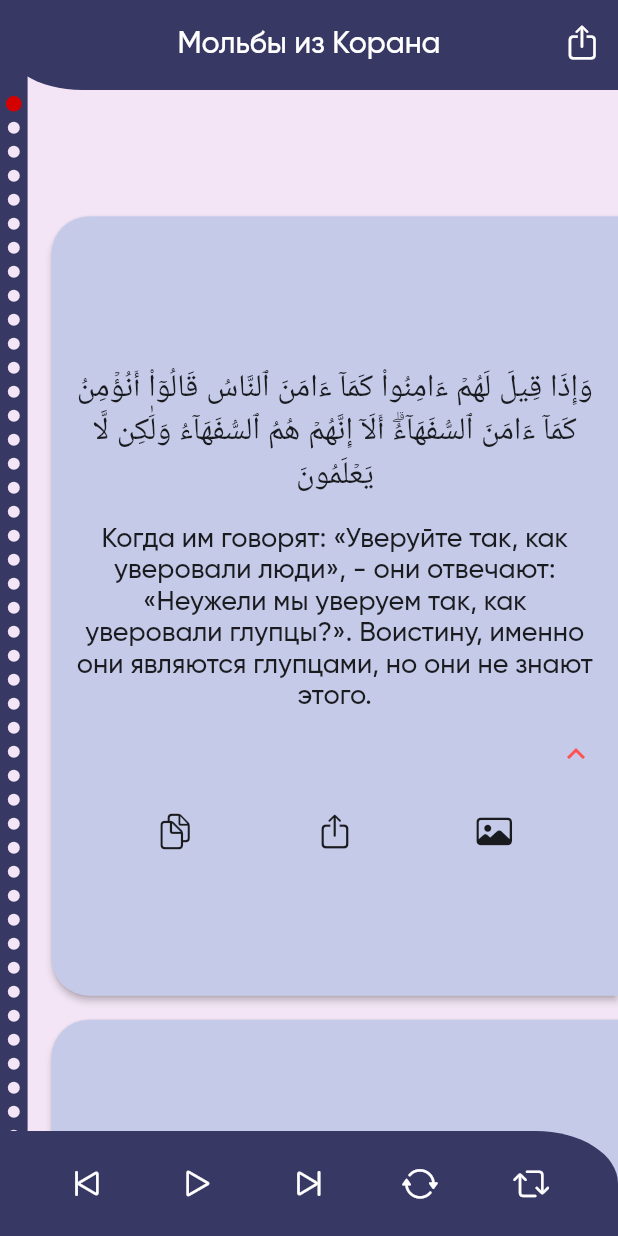
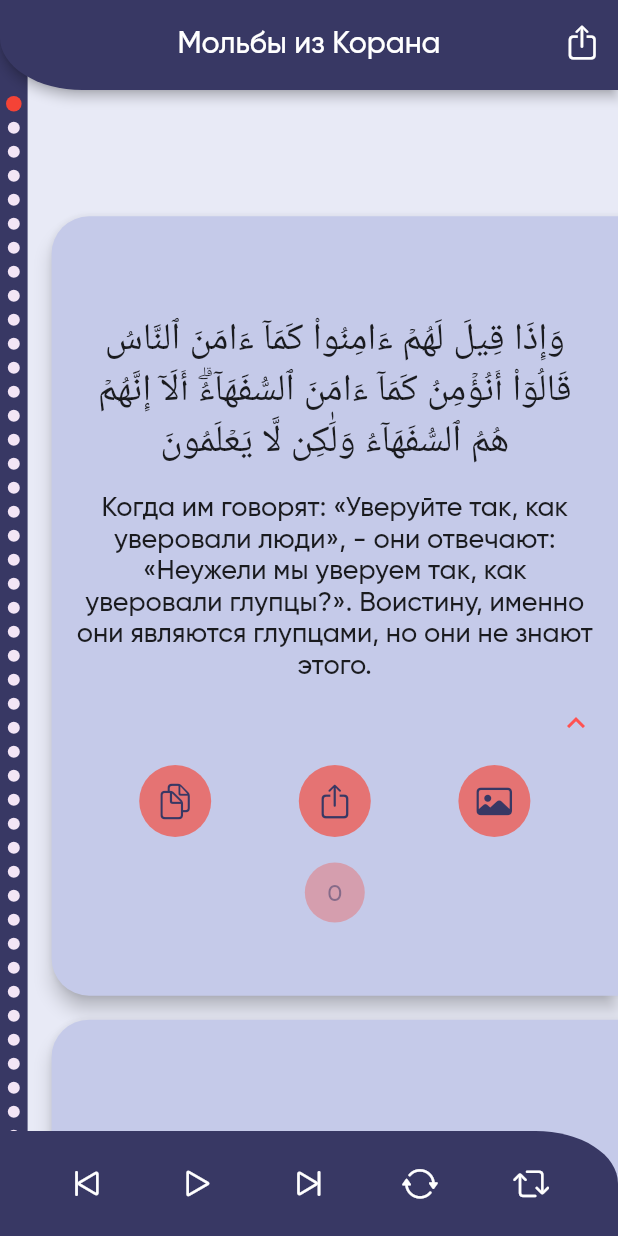
Before and after one commit to JMApps/supplications_from_quran, a Flutter app: the screen it shows after launch, after a tap on the "expand more" icon, on a phone screen of 412 x 824 dp. Run offline on Flutter 3.47's test engine with Material 2 defaults, Android fonts, the phone set to English and light mode, and no system bars; drawn by our look-alikes of smooth_page_indicator; Roboto replaces fonts that are missing (Quran); project files that could hold a hidden picture were left out.

Commit message:
Fixes all color's

```diff
--- a/lib/presentation/items/ayah_item.dart
+++ b/lib/presentation/items/ayah_item.dart
@@ -1,5 +1,6 @@
 import 'package:flutter/material.dart';
 import 'package:supplications_from_quran/presentation/widgets/bottom_buttons.dart';
+import 'package:supplications_from_quran/until/theme/app_theme.dart';
 
 class AyahItem extends StatelessWidget {
   const AyahItem({
@@ -12,8 +13,7 @@ class AyahItem extends StatelessWidget {
   @override
   Widget build(BuildContext context) {
     return Card(
-      elevation: 2,
-      color: Colors.indigo.shade100,
+      elevation: 5,
       margin: const EdgeInsets.only(left: 16, bottom: 16),
       shape: const RoundedRectangleBorder(
         borderRadius: BorderRadius.only(
@@ -31,7 +31,7 @@ class AyahItem extends StatelessWidget {
                 child: const Text(
                   'وَإِذَا قِيلَ لَهُمۡ ءَامِنُواْ كَمَآ ءَامَنَ ٱلنَّاسُ قَالُوٓاْ أَنُؤۡمِنُ كَمَآ ءَامَنَ ٱلسُّفَهَآءُۗ أَلَآ إِنَّهُمۡ هُمُ ٱلسُّفَهَآءُ وَلَٰكِن لَّا يَعۡلَمُونَ ',
                   style: TextStyle(
-                    fontSize: 21,
+                    fontSize: 25,
                     fontFamily: 'Quran',
                   ),
                   textDirection: TextDirection.rtl,
@@ -49,20 +49,27 @@ class AyahItem extends StatelessWidget {
                   textAlign: TextAlign.center,
                 ),
               ),
-              const ExpansionTile(
-                tilePadding: EdgeInsets.symmetric(horizontal: 16),
+              ExpansionTile(
+                key: PageStorageKey<int>(itemIndex),
+                tilePadding: const EdgeInsets.symmetric(horizontal: 16),
                 childrenPadding: EdgeInsets.zero,
                 maintainState: true,
-                title: Text(
-                  '',
+                title: const Text(''),
+                children: const [
+                  BottomButtons(),
+                ],
+              ),
+              const SizedBox(height: 16),
+              CircleAvatar(
+                backgroundColor: Theme.of(context).colorScheme.iconPrimaryColor.withOpacity(0.5),
+                child: Text(
+                  '$itemIndex',
                   style: TextStyle(
-                    fontSize: 13,
+                    fontSize: 16,
+                    color: Theme.of(context).colorScheme.mainPrimaryColor.withOpacity(0.5),
                   ),
                 ),
-                children: [
-                  BottomButtons(),
-                ],
-              )
+              ),
             ],
           ),
         ),
--- a/lib/presentation/widgets/bottom_buttons.dart
+++ b/lib/presentation/widgets/bottom_buttons.dart
@@ -1,35 +1,49 @@
 import 'package:flutter/cupertino.dart';
 import 'package:flutter/material.dart';
+import 'package:supplications_from_quran/until/theme/app_theme.dart';
 
 class BottomButtons extends StatelessWidget {
   const BottomButtons({Key? key}) : super(key: key);
 
   @override
   Widget build(BuildContext context) {
+    final myColors = Theme.of(context).colorScheme;
     return Row(
       mainAxisAlignment: MainAxisAlignment.spaceEvenly,
       children: [
         IconButton(
           padding: EdgeInsets.zero,
-          splashRadius: 20,
-          icon: const Icon(
-            CupertinoIcons.doc_on_doc,
+          icon: CircleAvatar(
+            radius: 25,
+            backgroundColor: myColors.iconPrimaryColor,
+            child: Icon(
+              CupertinoIcons.doc_on_doc,
+              color: myColors.mainPrimaryColor,
+            ),
           ),
           onPressed: () {},
         ),
         IconButton(
           padding: EdgeInsets.zero,
-          splashRadius: 20,
-          icon: const Icon(
-            CupertinoIcons.share,
+          icon: CircleAvatar(
+            radius: 25,
+            backgroundColor: myColors.iconPrimaryColor,
+            child: Icon(
+              CupertinoIcons.share,
+              color: myColors.mainPrimaryColor,
+            ),
           ),
           onPressed: () {},
         ),
         IconButton(
           padding: EdgeInsets.zero,
-          splashRadius: 20,
-          icon: const Icon(
-            CupertinoIcons.photo,
+          icon: CircleAvatar(
+            radius: 25,
+            backgroundColor: myColors.iconPrimaryColor,
+            child: Icon(
+              CupertinoIcons.photo,
+              color: myColors.mainPrimaryColor,
+            ),
           ),
           onPressed: () {},
         ),
--- a/lib/until/theme/app_theme.dart
+++ b/lib/until/theme/app_theme.dart
@@ -3,33 +3,33 @@ import 'package:flutter/material.dart';
 class AppTheme {
   static final lightTheme = ThemeData(
     visualDensity: VisualDensity.adaptivePlatformDensity,
-    scaffoldBackgroundColor: const Color(0xFFF3E5F5),
+    scaffoldBackgroundColor: const Color(0xFFE8EAF6),
     appBarTheme: const AppBarTheme(
       centerTitle: true,
-      elevation: 0,
+      elevation: 3,
       backgroundColor: Color(0xff383864),
     ),
     fontFamily: 'Gilroy',
     colorScheme: const ColorScheme.light(
       primary: Colors.redAccent,
     ),
-    cardColor: const Color(0xFFFFFFFF),
+    cardColor: const Color(0xFFC5CAE9),
     dividerColor: Colors.transparent,
   );
 
   static final darkTheme = ThemeData(
     visualDensity: VisualDensity.adaptivePlatformDensity,
-    scaffoldBackgroundColor: const Color(0xff2c2c34),
+    scaffoldBackgroundColor: const Color(0xff212126),
     appBarTheme: const AppBarTheme(
       centerTitle: true,
-      elevation: 0,
-      backgroundColor: Color(0xff212126),
+      elevation: 3,
+      backgroundColor: Color(0xff2c2c34),
     ),
     fontFamily: 'Gilroy',
     colorScheme: const ColorScheme.dark(
       primary: Colors.greenAccent,
     ),
-    cardColor: const Color(0xff212126),
+    cardColor: const Color(0xff2c2c34),
     dividerColor: Colors.transparent,
   );
 }
@@ -37,13 +37,21 @@ class AppTheme {
 extension ColorSchemeS on ColorScheme {
   Color get mainPrimaryColor => brightness == Brightness.light
       ? const Color(0xff383864)
-      : const Color(0xff212126);
+      : const Color(0xff2c2c34);
 
   Color get mainAccentColor => brightness == Brightness.light
-      ? const Color(0xFFD50000)
+      ? const Color(0xFFF44336)
       : const Color(0xFF00C853);
 
   Color get dotColor => brightness == Brightness.light
       ? const Color(0xFFF3E5F5)
       : const Color(0xff525260);
+
+  Color get iconColor => brightness == Brightness.light
+      ? const Color(0xff444483)
+      : const Color(0xff2c2c34);
+
+  Color get iconPrimaryColor => brightness == Brightness.light
+      ? const Color(0xFFE57373)
+      : const Color(0xFF69F0AE);
 }
```
